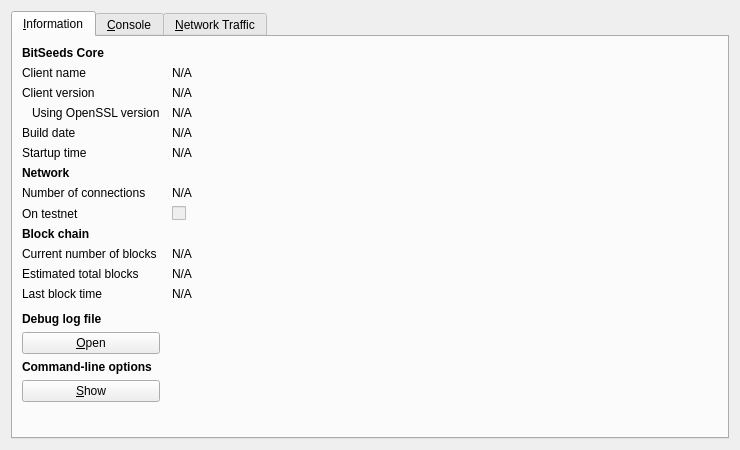
Old version of the form src/qt/forms/rpcconsole.ui in the repository BitSeedsOrg/Bitseeds.
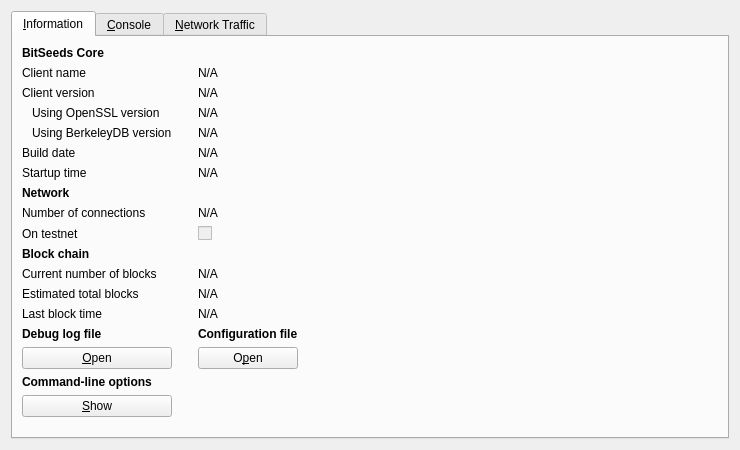
New version of the form. Icons and pictures are not drawn. Custom widgets are drawn as their Qt base class.

```diff
--- a/src/qt/forms/rpcconsole.ui
+++ b/src/qt/forms/rpcconsole.ui
@@ -1,7 +1,7 @@
 <?xml version="1.0" encoding="UTF-8"?>
 <ui version="4.0">
  <class>RPCConsole</class>
- <widget class="QDialog" name="RPCConsole">
+ <widget class="QWidget" name="RPCConsole">
   <property name="geometry">
    <rect>
     <x>0</x>
@@ -23,12 +23,9 @@
       <attribute name="title">
        <string>&amp;Information</string>
       </attribute>
-      <layout class="QGridLayout" name="gridLayout" columnstretch="0,1">
-       <property name="horizontalSpacing">
-        <number>12</number>
-       </property>
-       <item row="0" column="0">
-        <widget class="QLabel" name="label_9">
+      <layout class="QGridLayout" name="gridLayout">
+       <item row="15" column="2">
+        <widget class="QLabel" name="labelConfigfile">
          <property name="font">
           <font>
            <weight>75</weight>
@@ -36,19 +33,12 @@
           </font>
          </property>
          <property name="text">
-          <string>BitSeeds Core</string>
+          <string>Configuration file</string>
          </property>
         </widget>
        </item>
-       <item row="1" column="0">
-        <widget class="QLabel" name="label_5">
-         <property name="text">
-          <string>Client name</string>
-         </property>
-        </widget>
-       </item>
-       <item row="1" column="1">
-        <widget class="QLabel" name="clientName">
+       <item row="13" column="2">
+        <widget class="QLabel" name="lastBlockTime">
          <property name="cursor">
           <cursorShape>IBeamCursor</cursorShape>
          </property>
@@ -63,15 +53,15 @@
          </property>
         </widget>
        </item>
-       <item row="2" column="0">
-        <widget class="QLabel" name="label_6">
+       <item row="11" column="0">
+        <widget class="QLabel" name="label_3">
          <property name="text">
-          <string>Client version</string>
+          <string>Current number of blocks</string>
          </property>
         </widget>
        </item>
-       <item row="2" column="1">
-        <widget class="QLabel" name="clientVersion">
+       <item row="11" column="2">
+        <widget class="QLabel" name="numberOfBlocks">
          <property name="cursor">
           <cursorShape>IBeamCursor</cursorShape>
          </property>
@@ -86,79 +76,92 @@
          </property>
         </widget>
        </item>
-       <item row="3" column="0">
-        <widget class="QLabel" name="label_14">
+       <item row="17" column="0">
+        <widget class="QLabel" name="labelCLOptions">
+         <property name="font">
+          <font>
+           <weight>75</weight>
+           <bold>true</bold>
+          </font>
+         </property>
          <property name="text">
-          <string>Using OpenSSL version</string>
+          <string>Command-line options</string>
          </property>
-         <property name="indent">
-          <number>10</number>
-         </property>
         </widget>
        </item>
-       <item row="3" column="1">
-        <widget class="QLabel" name="openSSLVersion">
-         <property name="cursor">
-          <cursorShape>IBeamCursor</cursorShape>
+       <item row="16" column="0">
+        <widget class="QPushButton" name="openDebugLogfileButton">
+         <property name="toolTip">
+          <string>Open the BitSeeds debug log file from the current data directory. This can take a few seconds for large log files.</string>
          </property>
          <property name="text">
-          <string>N/A</string>
+          <string>&amp;Open</string>
          </property>
-         <property name="textFormat">
-          <enum>Qt::PlainText</enum>
+         <property name="autoDefault">
+          <bool>false</bool>
          </property>
-         <property name="textInteractionFlags">
-          <set>Qt::LinksAccessibleByMouse|Qt::TextSelectableByKeyboard|Qt::TextSelectableByMouse</set>
-         </property>
         </widget>
        </item>
-       <item row="4" column="0">
-        <widget class="QLabel" name="label_12">
+       <item row="15" column="0">
+        <widget class="QLabel" name="labelDebugLogfile">
+         <property name="font">
+          <font>
+           <weight>75</weight>
+           <bold>true</bold>
+          </font>
+         </property>
          <property name="text">
-          <string>Build date</string>
+          <string>Debug log file</string>
          </property>
         </widget>
        </item>
-       <item row="4" column="1">
-        <widget class="QLabel" name="buildDate">
-         <property name="cursor">
-          <cursorShape>IBeamCursor</cursorShape>
+       <item row="18" column="3" rowspan="2">
+        <spacer name="horizontalSpacer">
+         <property name="orientation">
+          <enum>Qt::Horizontal</enum>
          </property>
-         <property name="text">
-          <string>N/A</string>
+         <property name="sizeHint" stdset="0">
+          <size>
+           <width>404</width>
+           <height>20</height>
+          </size>
          </property>
-         <property name="textFormat">
-          <enum>Qt::PlainText</enum>
+        </spacer>
+       </item>
+       <item row="19" column="1">
+        <spacer name="verticalSpacer">
+         <property name="orientation">
+          <enum>Qt::Vertical</enum>
          </property>
-         <property name="textInteractionFlags">
-          <set>Qt::LinksAccessibleByMouse|Qt::TextSelectableByKeyboard|Qt::TextSelectableByMouse</set>
+         <property name="sizeHint" stdset="0">
+          <size>
+           <width>20</width>
+           <height>40</height>
+          </size>
          </property>
-        </widget>
+        </spacer>
        </item>
-       <item row="5" column="0">
-        <widget class="QLabel" name="label_13">
+       <item row="18" column="0">
+        <widget class="QPushButton" name="showCLOptionsButton">
+         <property name="toolTip">
+          <string>Show the BitSeeds-Qt help message to get a list with possible BitSeeds command-line options.</string>
+         </property>
          <property name="text">
-          <string>Startup time</string>
+          <string>&amp;Show</string>
          </property>
+         <property name="autoDefault">
+          <bool>false</bool>
+         </property>
         </widget>
        </item>
-       <item row="5" column="1">
-        <widget class="QLabel" name="startupTime">
-         <property name="cursor">
-          <cursorShape>IBeamCursor</cursorShape>
-         </property>
+       <item row="13" column="0">
+        <widget class="QLabel" name="label_2">
          <property name="text">
-          <string>N/A</string>
+          <string>Last block time</string>
          </property>
-         <property name="textFormat">
-          <enum>Qt::PlainText</enum>
-         </property>
-         <property name="textInteractionFlags">
-          <set>Qt::LinksAccessibleByMouse|Qt::TextSelectableByKeyboard|Qt::TextSelectableByMouse</set>
-         </property>
         </widget>
        </item>
-       <item row="6" column="0">
+       <item row="7" column="0">
         <widget class="QLabel" name="label_11">
          <property name="font">
           <font>
@@ -171,15 +174,8 @@
          </property>
         </widget>
        </item>
-       <item row="7" column="0">
-        <widget class="QLabel" name="label_7">
-         <property name="text">
-          <string>Number of connections</string>
-         </property>
-        </widget>
-       </item>
-       <item row="7" column="1">
-        <widget class="QLabel" name="numberOfConnections">
+       <item row="6" column="2">
+        <widget class="QLabel" name="startupTime">
          <property name="cursor">
           <cursorShape>IBeamCursor</cursorShape>
          </property>
@@ -194,14 +190,57 @@
          </property>
         </widget>
        </item>
-       <item row="8" column="0">
+       <item row="6" column="0">
+        <widget class="QLabel" name="label_13">
+         <property name="text">
+          <string>Startup time</string>
+         </property>
+        </widget>
+       </item>
+       <item row="9" column="0">
         <widget class="QLabel" name="label_8">
          <property name="text">
           <string>On testnet</string>
          </property>
         </widget>
        </item>
-       <item row="8" column="1">
+       <item row="8" column="2">
+        <widget class="QLabel" name="numberOfConnections">
+         <property name="cursor">
+          <cursorShape>IBeamCursor</cursorShape>
+         </property>
+         <property name="text">
+          <string>N/A</string>
+         </property>
+         <property name="textFormat">
+          <enum>Qt::PlainText</enum>
+         </property>
+         <property name="textInteractionFlags">
+          <set>Qt::LinksAccessibleByMouse|Qt::TextSelectableByKeyboard|Qt::TextSelectableByMouse</set>
+         </property>
+        </widget>
+       </item>
+       <item row="8" column="0">
+        <widget class="QLabel" name="label_7">
+         <property name="text">
+          <string>Number of connections</string>
+         </property>
+        </widget>
+       </item>
+       <item row="10" column="0">
+        <widget class="QLabel" name="label_10">
+         <property name="font">
+          <font>
+           <weight>75</weight>
+           <bold>true</bold>
+          </font>
+         </property>
+         <property name="text">
+          <string>Block chain</string>
+         </property>
+        </widget>
+       </item>
+       <item row="9" column="2">
         <widget class="QCheckBox" name="isTestNet">
          <property name="enabled">
           <bool>false</bool>
@@ -211,50 +250,14 @@
          </property>
         </widget>
        </item>
-       <item row="9" column="0">
-        <widget class="QLabel" name="label_10">
-         <property name="font">
-          <font>
-           <weight>75</weight>
-           <bold>true</bold>
-          </font>
-         </property>
-         <property name="text">
-          <string>Block chain</string>
-         </property>
-        </widget>
-       </item>
-       <item row="10" column="0">
-        <widget class="QLabel" name="label_3">
-         <property name="text">
-          <string>Current number of blocks</string>
-         </property>
-        </widget>
-       </item>
-       <item row="10" column="1">
-        <widget class="QLabel" name="numberOfBlocks">
-         <property name="cursor">
-          <cursorShape>IBeamCursor</cursorShape>
-         </property>
-         <property name="text">
-          <string>N/A</string>
-         </property>
-         <property name="textFormat">
-          <enum>Qt::PlainText</enum>
-         </property>
-         <property name="textInteractionFlags">
-          <set>Qt::LinksAccessibleByMouse|Qt::TextSelectableByKeyboard|Qt::TextSelectableByMouse</set>
-         </property>
-        </widget>
-       </item>
-       <item row="11" column="0">
+       <item row="12" column="0">
         <widget class="QLabel" name="label_4">
          <property name="text">
           <string>Estimated total blocks</string>
          </property>
         </widget>
        </item>
-       <item row="11" column="1">
+       <item row="12" column="2">
         <widget class="QLabel" name="totalBlocks">
          <property name="cursor">
           <cursorShape>IBeamCursor</cursorShape>
@@ -270,15 +273,44 @@
          </property>
         </widget>
        </item>
-       <item row="12" column="0">
-        <widget class="QLabel" name="label_2">
+       <item row="2" column="2">
+        <widget class="QLabel" name="clientVersion">
+         <property name="cursor">
+          <cursorShape>IBeamCursor</cursorShape>
+         </property>
          <property name="text">
-          <string>Last block time</string>
+          <string>N/A</string>
          </property>
+         <property name="textFormat">
+          <enum>Qt::PlainText</enum>
+         </property>
+         <property name="textInteractionFlags">
+          <set>Qt::LinksAccessibleByMouse|Qt::TextSelectableByKeyboard|Qt::TextSelectableByMouse</set>
+         </property>
         </widget>
        </item>
-       <item row="12" column="1">
-        <widget class="QLabel" name="lastBlockTime">
+       <item row="4" column="0">
+        <widget class="QLabel" name="label_berkeleyDBVersion">
+         <property name="text">
+          <string>Using BerkeleyDB version</string>
+         </property>
+         <property name="indent">
+          <number>10</number>
+         </property>
+        </widget>
+       </item>
+       <item row="3" column="0">
+        <widget class="QLabel" name="label_14">
+         <property name="text">
+          <string>Using OpenSSL version</string>
+         </property>
+         <property name="indent">
+          <number>10</number>
+         </property>
+        </widget>
+       </item>
+       <item row="3" column="2">
+        <widget class="QLabel" name="openSSLVersion">
          <property name="cursor">
           <cursorShape>IBeamCursor</cursorShape>
          </property>
@@ -293,7 +325,89 @@
          </property>
         </widget>
        </item>
-       <item row="13" column="0">
+       <item row="4" column="2">
+        <widget class="QLabel" name="berkeleyDBVersion">
+         <property name="cursor">
+          <cursorShape>IBeamCursor</cursorShape>
+         </property>
+         <property name="text">
+          <string>N/A</string>
+         </property>
+         <property name="textFormat">
+          <enum>Qt::PlainText</enum>
+         </property>
+         <property name="textInteractionFlags">
+          <set>Qt::LinksAccessibleByMouse|Qt::TextSelectableByKeyboard|Qt::TextSelectableByMouse</set>
+         </property>
+        </widget>
+       </item>
+       <item row="5" column="0">
+        <widget class="QLabel" name="label_12">
+         <property name="text">
+          <string>Build date</string>
+         </property>
+        </widget>
+       </item>
+       <item row="5" column="2">
+        <widget class="QLabel" name="buildDate">
+         <property name="cursor">
+          <cursorShape>IBeamCursor</cursorShape>
+         </property>
+         <property name="text">
+          <string>N/A</string>
+         </property>
+         <property name="textFormat">
+          <enum>Qt::PlainText</enum>
+         </property>
+         <property name="textInteractionFlags">
+          <set>Qt::LinksAccessibleByMouse|Qt::TextSelectableByKeyboard|Qt::TextSelectableByMouse</set>
+         </property>
+        </widget>
+       </item>
+       <item row="2" column="0">
+        <widget class="QLabel" name="label_6">
+         <property name="text">
+          <string>Client version</string>
+         </property>
+        </widget>
+       </item>
+       <item row="0" column="0">
+        <widget class="QLabel" name="label_9">
+         <property name="font">
+          <font>
+           <weight>75</weight>
+           <bold>true</bold>
+          </font>
+         </property>
+         <property name="text">
+          <string>BitSeeds Core</string>
+         </property>
+        </widget>
+       </item>
+       <item row="1" column="2">
+        <widget class="QLabel" name="clientName">
+         <property name="cursor">
+          <cursorShape>IBeamCursor</cursorShape>
+         </property>
+         <property name="text">
+          <string>N/A</string>
+         </property>
+         <property name="textFormat">
+          <enum>Qt::PlainText</enum>
+         </property>
+         <property name="textInteractionFlags">
+          <set>Qt::LinksAccessibleByMouse|Qt::TextSelectableByKeyboard|Qt::TextSelectableByMouse</set>
+         </property>
+        </widget>
+       </item>
+       <item row="1" column="0">
+        <widget class="QLabel" name="label_5">
+         <property name="text">
+          <string>Client name</string>
+         </property>
+        </widget>
+       </item>
+       <item row="14" column="2">
         <spacer name="verticalSpacer_2">
          <property name="orientation">
           <enum>Qt::Vertical</enum>
@@ -306,71 +420,19 @@
          </property>
         </spacer>
        </item>
-       <item row="14" column="0">
-        <widget class="QLabel" name="labelDebugLogfile">
-         <property name="font">
-          <font>
-           <weight>75</weight>
-           <bold>true</bold>
-          </font>
-         </property>
-         <property name="text">
-          <string>Debug log file</string>
-         </property>
-        </widget>
-       </item>
-       <item row="15" column="0">
-        <widget class="QPushButton" name="openDebugLogfileButton">
+       <item row="16" column="2">
+        <widget class="QPushButton" name="openConfigurationfileButton">
          <property name="toolTip">
-          <string>Open the BitSeeds debug log file from the current data directory. This can take a few seconds for large log files.</string>
+          <string>Open the BitSeeds configuration file from the current data directory.</string>
          </property>
          <property name="text">
-          <string>&amp;Open</string>
+          <string>O&amp;pen</string>
          </property>
          <property name="autoDefault">
           <bool>false</bool>
          </property>
         </widget>
        </item>
-       <item row="16" column="0">
-        <widget class="QLabel" name="labelCLOptions">
-         <property name="font">
-          <font>
-           <weight>75</weight>
-           <bold>true</bold>
-          </font>
-         </property>
-         <property name="text">
-          <string>Command-line options</string>
-         </property>
-        </widget>
-       </item>
-       <item row="17" column="0">
-        <widget class="QPushButton" name="showCLOptionsButton">
-         <property name="toolTip">
-          <string>Show the BitSeeds-Qt help message to get a list with possible BitSeeds command-line options.</string>
-         </property>
-         <property name="text">
-          <string>&amp;Show</string>
-         </property>
-         <property name="autoDefault">
-          <bool>false</bool>
-         </property>
-        </widget>
-       </item>
-       <item row="18" column="0">
-        <spacer name="verticalSpacer">
-         <property name="orientation">
-          <enum>Qt::Vertical</enum>
-         </property>
-         <property name="sizeHint" stdset="0">
-          <size>
-           <width>20</width>
-           <height>40</height>
-          </size>
-         </property>
-        </spacer>
-       </item>
       </layout>
      </widget>
      <widget class="QWidget" name="tab_console">
@@ -445,7 +507,7 @@
        </item>
       </layout>
      </widget>
-     <widget class="QWidget" name="tab">
+     <widget class="QWidget" name="tab_nettraffic">
       <attribute name="title">
        <string>&amp;Network Traffic</string>
       </attribute>
@@ -501,6 +563,9 @@
              <property name="text">
               <string>&amp;Clear</string>
              </property>
+             <property name="autoDefault">
+              <bool>false</bool>
+             </property>
             </widget>
            </item>
           </layout>
@@ -576,7 +641,7 @@
               <item>
                <widget class="QLabel" name="label_16">
                 <property name="text">
-                 <string>In:</string>
+                 <string>Received:</string>
                 </property>
                </widget>
               </item>
@@ -656,7 +721,7 @@
               <item>
                <widget class="QLabel" name="label_17">
                 <property name="text">
-                 <string>Out:</string>
+                 <string>Sent:</string>
                 </property>
                </widget>
               </item>
```
